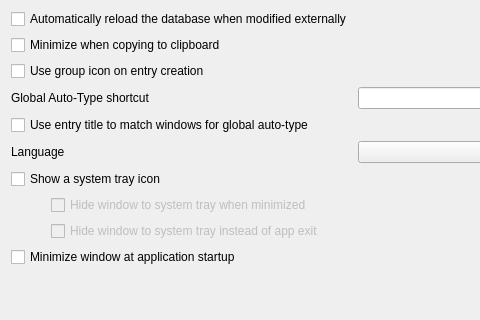
keepassxreboot/keepassxc, file src/gui/SettingsWidgetGeneral.ui: the form before one commit; both pictures show x 0 to 480 and y 132 to 452 of the 684 by 452 pixel window.
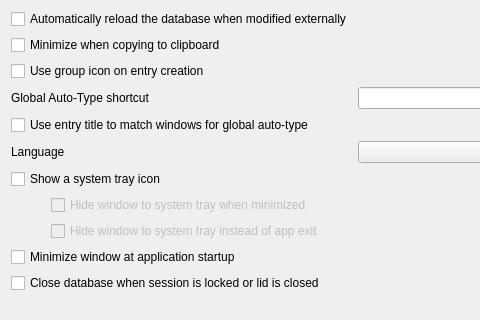
The form after the commit. Custom widgets are drawn as their Qt base class.

Commit message: Lock database when OS is locked (Windows, DBus, macOS implementations) #134

```diff
--- a/src/gui/SettingsWidgetGeneral.ui
+++ b/src/gui/SettingsWidgetGeneral.ui
@@ -190,6 +190,13 @@
      </property>
     </widget>
    </item>
+   <item row="15" column="0">
+    <widget class="QCheckBox" name="autoCloseOnScreenLockCheckBox">
+     <property name="text">
+      <string>Close database when session is locked or lid is closed</string>
+     </property>
+    </widget>
+   </item>
   </layout>
  </widget>
  <customwidgets>
```
The commit also changes 15 other files.
